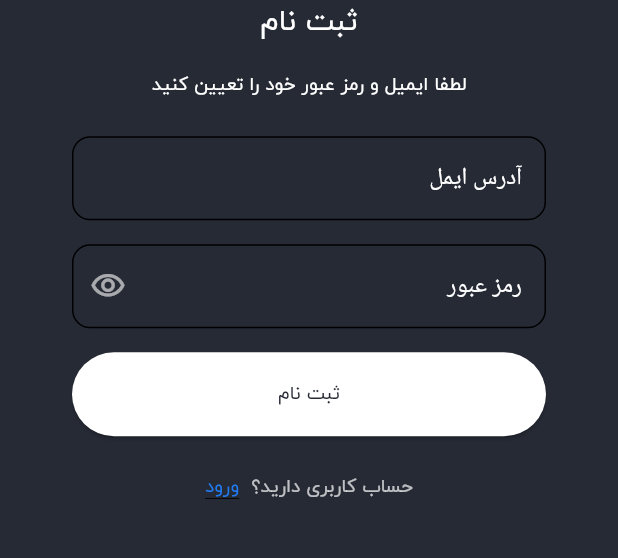
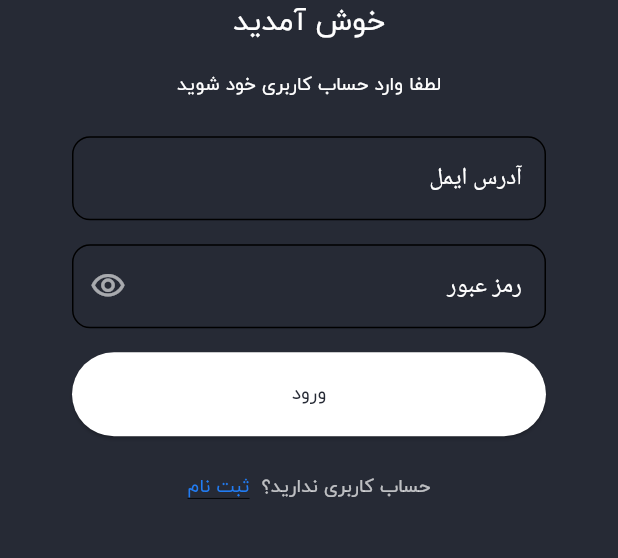
Before and after one commit to ShahdadRich/Nike-Shop, a Flutter app: the screen it shows after launch, after a tap on "ورود", on a phone screen of 412 x 824 dp, the part 502-1060 px from its top. Run offline on Flutter 3.47's test engine with Material 3 defaults, Android fonts, the phone set to English and light mode, and no system bars; our stand-ins replace bloc, cached_network_image, dio, equatable, flutter_bloc, shared_preferences and 1 more; network calls fail.

Commit message:
block for auth screen

```diff
--- a/lib/data/repo/auth_repository.dart
+++ b/lib/data/repo/auth_repository.dart
@@ -4,6 +4,7 @@ import 'package:nike/data/auth_info.dart';
 import 'package:nike/data/source/auth_data_source.dart';
 import 'package:shared_preferences/shared_preferences.dart';
 
+// safeheye vorod be app
 final authRepository = AuthRepository(AuthRemoteDataSource(httpClient));
 
 abstract class IAuthRepository {
@@ -34,8 +35,11 @@ class AuthRepository implements IAuthRepository {
 
   @override
   Future<void> refreshToken() async {
-    final AuthInfo authInfo = await dataSource.refreshToken(token);
-    _persistAuthTokens(authInfo);
+    if (authChangeNotifier.value != null) {
+      final AuthInfo authInfo =
+          await dataSource.refreshToken(authChangeNotifier.value!.refreshToken);
+      _persistAuthTokens(authInfo);
+    }
   }
 
   Future<void> _persistAuthTokens(AuthInfo authInfo) async {
--- a/lib/ui/auth/auth.dart
+++ b/lib/ui/auth/auth.dart
@@ -1,6 +1,8 @@
 import 'package:flutter/cupertino.dart';
 import 'package:flutter/material.dart';
+import 'package:flutter_bloc/flutter_bloc.dart';
 import 'package:nike/data/repo/auth_repository.dart';
+import 'package:nike/ui/auth/bloc/auth_bloc.dart';
 
 class AuthScreen extends StatefulWidget {
   const AuthScreen({super.key});
@@ -35,9 +37,17 @@ class _AuthScreenState extends State<AuthScreen> {
       ),
       child: Scaffold(
         backgroundColor: themeData.colorScheme.secondary,
-        body: Padding(
+        body: BlocProvider<AuthBloc>(
+          create: (context) {
+            final bloc = AuthBloc(authRepository);
+            bloc.add(AuthStarted());
+            return bloc;
+          },
+          child: Padding(
             padding: const EdgeInsets.only(left: 48, right: 48),
-          child: Column(
+            child: BlocBuilder<AuthBloc, AuthState>(
+              builder: (context, state) {
+                return Column(
                   mainAxisAlignment: MainAxisAlignment.center,
                   crossAxisAlignment: CrossAxisAlignment.center,
                   children: [
@@ -47,17 +57,17 @@ class _AuthScreenState extends State<AuthScreen> {
                       width: 180,
                     ),
                     Text(
-                isLogin ? 'خوش آمدید' : 'ثبت نام',
-                style: TextStyle(color: onBackground, fontSize: 22),
+                      state.isLoginMode ? 'خوش آمدید' : 'ثبت نام',
+                      style: const TextStyle(color: onBackground, fontSize: 22),
                     ),
                     const SizedBox(
                       height: 16,
                     ),
                     Text(
-                isLogin
+                      state.isLoginMode
                           ? 'لطفا وارد حساب کاربری خود شوید'
                           : 'لطفا ایمیل و رمز عبور خود را تعیین کنید',
-                style: TextStyle(color: onBackground),
+                      style: const TextStyle(color: onBackground),
                     ),
                     const SizedBox(
                       height: 24,
@@ -69,7 +79,7 @@ class _AuthScreenState extends State<AuthScreen> {
                     const SizedBox(
                       height: 16,
                     ),
-              _PassWordTextField(onBackground: onBackground),
+                    const _PassWordTextField(onBackground: onBackground),
                     const SizedBox(
                       height: 16,
                     ),
@@ -77,7 +87,7 @@ class _AuthScreenState extends State<AuthScreen> {
                       onPressed: () {
                         authRepository.login("test@gmail.com", "123456");
                       },
-                child: Text(isLogin ? 'ورود' : 'ثبت نام'),
+                      child: Text(state.isLoginMode ? 'ورود' : 'ثبت نام'),
                     ),
                     const SizedBox(
                       height: 24,
@@ -86,7 +96,9 @@ class _AuthScreenState extends State<AuthScreen> {
                       mainAxisAlignment: MainAxisAlignment.center,
                       children: [
                         Text(
-                    isLogin ? 'حساب کاربری ندارید؟' : 'حساب کاربری دارید؟',
+                          state.isLoginMode
+                              ? 'حساب کاربری ندارید؟'
+                              : 'حساب کاربری دارید؟',
                           style: TextStyle(color: onBackground.withOpacity(.7)),
                         ),
                         const SizedBox(
@@ -94,12 +106,11 @@ class _AuthScreenState extends State<AuthScreen> {
                         ),
                         GestureDetector(
                           onTap: () {
-                      setState(() {
-                        isLogin = !isLogin;
-                      });
+                            BlocProvider.of<AuthBloc>(context)
+                                .add(AuthModeChangeIsClicked());
                           },
                           child: Text(
-                      isLogin ? 'ثبت نام' : 'ورود',
+                            state.isLoginMode ? 'ثبت نام' : 'ورود',
                             style: TextStyle(
                                 color: themeData.colorScheme.primary,
                                 decoration: TextDecoration.underline),
@@ -108,6 +119,9 @@ class _AuthScreenState extends State<AuthScreen> {
                       ],
                     )
                   ],
+                );
+              },
+            ),
           ),
         ),
       ),
--- a/lib/ui/auth/bloc/auth_bloc.dart
+++ b/lib/ui/auth/bloc/auth_bloc.dart
@@ -18,7 +18,11 @@ class AuthBloc extends Bloc<AuthEvent, AuthState> {
           emit(AuthSuccess(isLoginMode));
         } else {
           await authRepository.singUp(event.username, event.password);
+          emit(AuthSuccess(isLoginMode));
         }
+      } else if (event is AuthModeChangeIsClicked) {
+        isLoginMode = !isLoginMode;
+        emit(AuthInitial(isLoginMode));
       }
     });
   }
```
Lines whose indentation alone changed are shown as unchanged.
